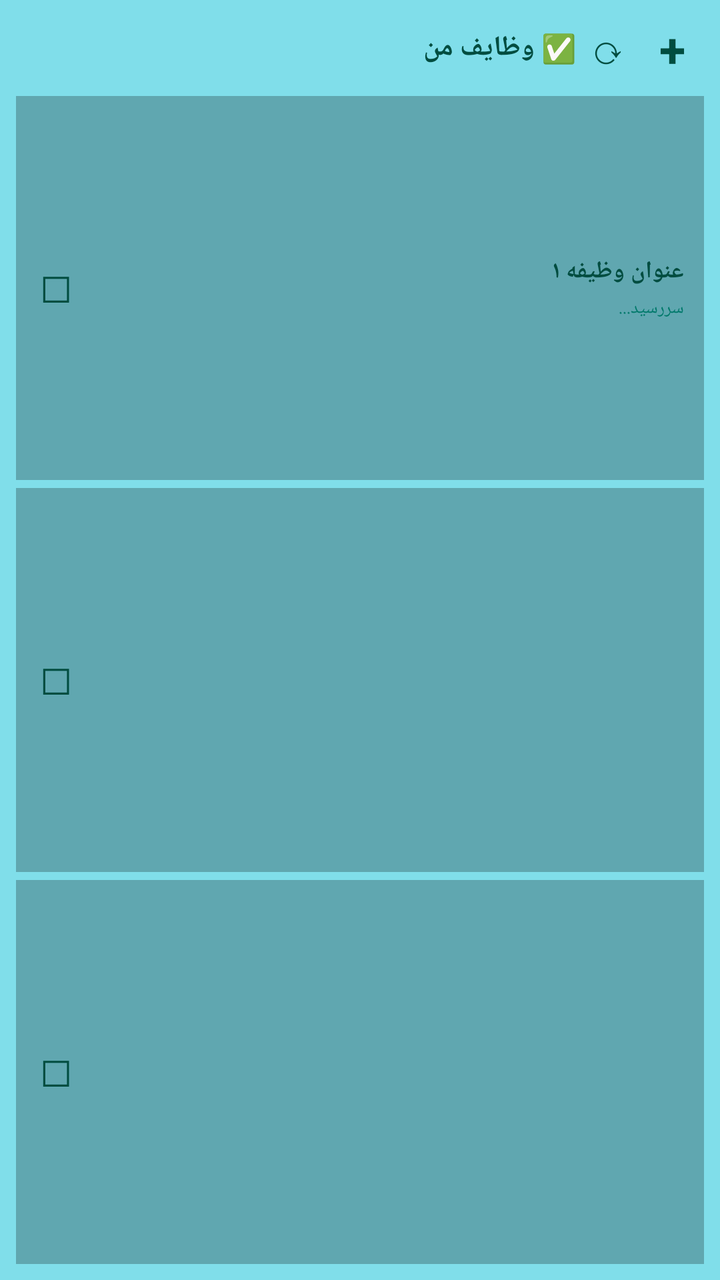
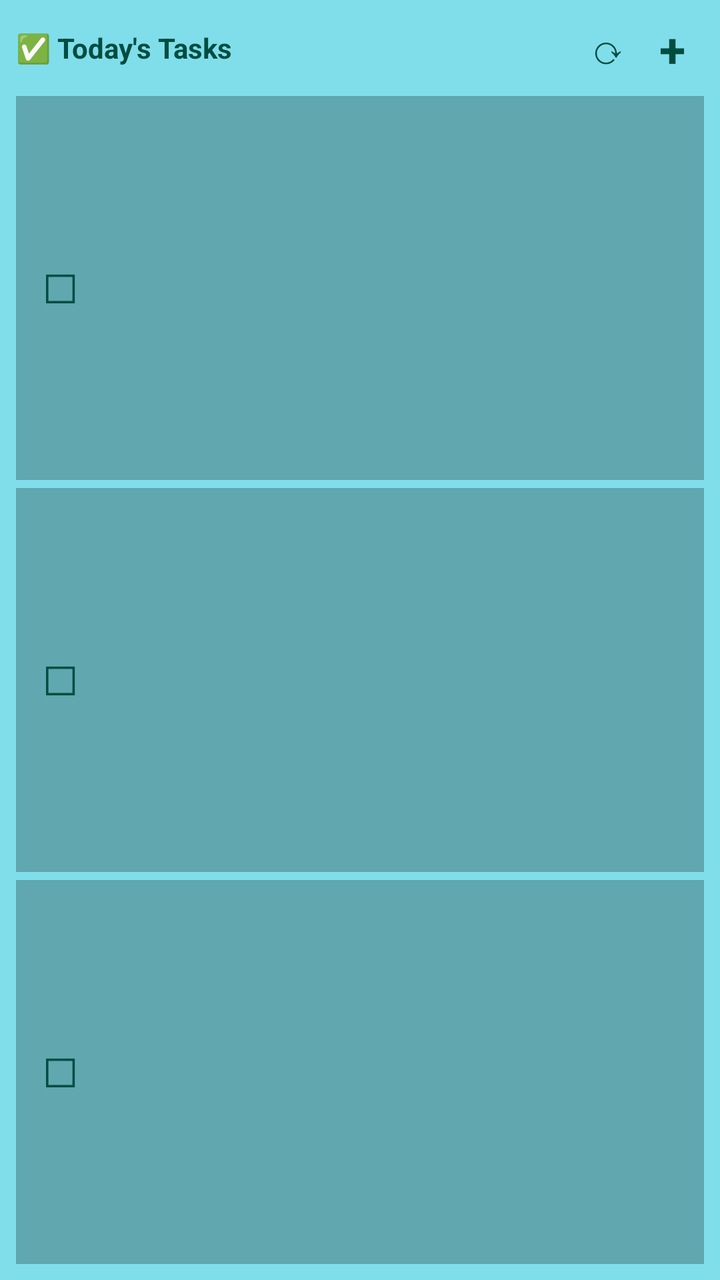

Before-and-after screenshots of an Android layout around one commit, followed by the original layout XML and the change that was made.
<!-- AndroidManifest.xml: application theme Theme.Yaddasht -->
<!-- res/layout/task_widget_layout.xml -->
<?xml version="1.0" encoding="utf-8"?>
<LinearLayout xmlns:android="http://schemas.android.com/apk/res/android"
    android:id="@+id/task_widget_root"
    android:layout_width="match_parent"
    android:layout_height="match_parent"
    android:orientation="vertical"
    android:background="#FF80DEEA"
    android:padding="8dp">

    <LinearLayout
        android:layout_width="match_parent"
        android:layout_height="wrap_content"
        android:orientation="horizontal"
        android:gravity="center_vertical"
        android:layout_marginBottom="8dp">
        <TextView android:id="@+id/task_widget_title" android:layout_width="0dp" android:layout_height="wrap_content" android:layout_weight="1" android:text="✅ وظایف من" android:textColor="#FF004D40" android:textSize="14sp" android:textStyle="bold" />
        <TextView android:id="@+id/task_refresh" android:layout_width="32dp" android:layout_height="32dp" android:text="⟳" android:textColor="#FF004D40" android:textSize="20sp" android:gravity="center" />
        <TextView android:id="@+id/task_add" android:layout_width="32dp" android:layout_height="32dp" android:text="+" android:textColor="#FF004D40" android:textSize="24sp" android:textStyle="bold" android:gravity="center" />
    </LinearLayout>

    <LinearLayout android:id="@+id/task_item_1" android:layout_width="match_parent" android:layout_height="0dp" android:layout_weight="1" android:orientation="horizontal" android:background="#40000000" android:padding="8dp" android:gravity="center_vertical" android:layout_marginBottom="4dp">
        <TextView android:id="@+id/task_check_1" android:layout_width="24dp" android:layout_height="24dp" android:text="☐" android:textColor="#FF004D40" android:textSize="18sp" android:gravity="center" />
        <LinearLayout android:layout_width="0dp" android:layout_height="wrap_content" android:layout_weight="1" android:orientation="vertical" android:layout_marginStart="6dp">
            <TextView android:id="@+id/task_title_1" android:layout_width="match_parent" android:layout_height="wrap_content" android:textColor="#FF004D40" android:textSize="12sp" android:textStyle="bold" android:maxLines="1" android:ellipsize="end" android:text="عنوان وظیفه ۱" />
            <TextView android:id="@+id/task_due_1" android:layout_width="match_parent" android:layout_height="wrap_content" android:textColor="#FF00796B" android:textSize="9sp" android:maxLines="1" android:ellipsize="end" android:layout_marginTop="4dp" android:text="سررسید..." />
        </LinearLayout>
        <TextView android:id="@+id/task_priority_1" android:layout_width="wrap_content" android:layout_height="wrap_content" android:textSize="14sp" android:layout_marginStart="2dp" />
    </LinearLayout>

    <LinearLayout android:id="@+id/task_item_2" android:layout_width="match_parent" android:layout_height="0dp" android:layout_weight="1" android:orientation="horizontal" android:background="#40000000" android:padding="8dp" android:gravity="center_vertical" android:layout_marginBottom="4dp">
        <TextView android:id="@+id/task_check_2" android:layout_width="24dp" android:layout_height="24dp" android:text="☐" android:textColor="#FF004D40" android:textSize="18sp" android:gravity="center" />
        <LinearLayout android:layout_width="0dp" android:layout_height="wrap_content" android:layout_weight="1" android:orientation="vertical" android:layout_marginStart="6dp">
            <TextView android:id="@+id/task_title_2" android:layout_width="match_parent" android:layout_height="wrap_content" android:textColor="#FF004D40" android:textSize="12sp" android:textStyle="bold" android:maxLines="1" android:ellipsize="end" />
            <TextView android:id="@+id/task_due_2" android:layout_width="match_parent" android:layout_height="wrap_content" android:textColor="#FF00796B" android:textSize="9sp" android:maxLines="1" android:ellipsize="end" android:layout_marginTop="4dp" />
        </LinearLayout>
        <TextView android:id="@+id/task_priority_2" android:layout_width="wrap_content" android:layout_height="wrap_content" android:textSize="14sp" android:layout_marginStart="2dp" />
    </LinearLayout>

    <LinearLayout android:id="@+id/task_item_3" android:layout_width="match_parent" android:layout_height="0dp" android:layout_weight="1" android:orientation="horizontal" android:background="#40000000" android:padding="8dp" android:gravity="center_vertical">
        <TextView android:id="@+id/task_check_3" android:layout_width="24dp" android:layout_height="24dp" android:text="☐" android:textColor="#FF004D40" android:textSize="18sp" android:gravity="center" />
        <LinearLayout android:layout_width="0dp" android:layout_height="wrap_content" android:layout_weight="1" android:orientation="vertical" android:layout_marginStart="6dp">
            <TextView android:id="@+id/task_title_3" android:layout_width="match_parent" android:layout_height="wrap_content" android:textColor="#FF004D40" android:textSize="12sp" android:textStyle="bold" android:maxLines="1" android:ellipsize="end" />
            <TextView android:id="@+id/task_due_3" android:layout_width="match_parent" android:layout_height="wrap_content" android:textColor="#FF00796B" android:textSize="9sp" android:maxLines="1" android:ellipsize="end" android:layout_marginTop="4dp" />
        </LinearLayout>
        <TextView android:id="@+id/task_priority_3" android:layout_width="wrap_content" android:layout_height="wrap_content" android:textSize="14sp" android:layout_marginStart="2dp" />
    </LinearLayout>
</LinearLayout>
<!-- resources referenced by this layout -->
<resources>
  <style name="Theme.Yaddasht" parent="android:Theme.Material.NoActionBar">
          <item name="android:windowBackground">@color/bg</item>
          <item name="android:statusBarColor">@color/bg</item>
          <item name="android:navigationBarColor">@color/bg</item>
      </style>
  <color name="bg">#123B33</color>
</resources>

<!-- the commit's change to res/layout/task_widget_layout.xml (unified diff, before → after) -->
@@ -13,35 +13,166 @@
         android:orientation="horizontal"
         android:gravity="center_vertical"
         android:layout_marginBottom="8dp">
-        <TextView android:id="@+id/task_widget_title" android:layout_width="0dp" android:layout_height="wrap_content" android:layout_weight="1" android:text="✅ وظایف من" android:textColor="#FF004D40" android:textSize="14sp" android:textStyle="bold" />
-        <TextView android:id="@+id/task_refresh" android:layout_width="32dp" android:layout_height="32dp" android:text="⟳" android:textColor="#FF004D40" android:textSize="20sp" android:gravity="center" />
-        <TextView android:id="@+id/task_add" android:layout_width="32dp" android:layout_height="32dp" android:text="+" android:textColor="#FF004D40" android:textSize="24sp" android:textStyle="bold" android:gravity="center" />
+        <TextView
+            android:id="@+id/task_widget_title"
+            android:layout_width="0dp"
+            android:layout_height="wrap_content"
+            android:layout_weight="1"
+            android:text="✅ Today's Tasks"
+            android:textColor="#FF004D40"
+            android:textSize="14sp"
+            android:textStyle="bold" />
+        <TextView
+            android:id="@+id/task_refresh"
+            android:layout_width="32dp"
+            android:layout_height="32dp"
+            android:text="⟳"
+            android:textColor="#FF004D40"
+            android:textSize="20sp"
+            android:gravity="center" />
+        <TextView
+            android:id="@+id/task_add"
+            android:layout_width="32dp"
+            android:layout_height="32dp"
+            android:text="+"
+            android:textColor="#FF004D40"
+            android:textSize="24sp"
+            android:textStyle="bold"
+            android:gravity="center" />
     </LinearLayout>
 
-    <LinearLayout android:id="@+id/task_item_1" android:layout_width="match_parent" android:layout_height="0dp" android:layout_weight="1" android:orientation="horizontal" android:background="#40000000" android:padding="8dp" android:gravity="center_vertical" android:layout_marginBottom="4dp">
-        <TextView android:id="@+id/task_check_1" android:layout_width="24dp" android:layout_height="24dp" android:text="☐" android:textColor="#FF004D40" android:textSize="18sp" android:gravity="center" />
-        <LinearLayout android:layout_width="0dp" android:layout_height="wrap_content" android:layout_weight="1" android:orientation="vertical" android:layout_marginStart="6dp">
-            <TextView android:id="@+id/task_title_1" android:layout_width="match_parent" android:layout_height="wrap_content" android:textColor="#FF004D40" android:textSize="12sp" android:textStyle="bold" android:maxLines="1" android:ellipsize="end" android:text="عنوان وظیفه ۱" />
-            <TextView android:id="@+id/task_due_1" android:layout_width="match_parent" android:layout_height="wrap_content" android:textColor="#FF00796B" android:textSize="9sp" android:maxLines="1" android:ellipsize="end" android:layout_marginTop="4dp" android:text="سررسید..." />
+    <LinearLayout
+        android:id="@+id/task_item_1"
+        android:layout_width="match_parent"
+        android:layout_height="0dp"
+        android:layout_weight="1"
+        android:orientation="horizontal"
+        android:background="#40000000"
+        android:padding="8dp"
+        android:gravity="center_vertical"
+        android:layout_marginBottom="4dp">
+        <TextView
+            android:id="@+id/task_check_1"
+            android:layout_width="28dp"
+            android:layout_height="28dp"
+            android:text="☐"
+            android:textColor="#FF004D40"
+            android:textSize="20sp"
+            android:gravity="center"
+            android:background="?android:attr/selectableItemBackgroundBorderless" />
+        <LinearLayout
+            android:layout_width="0dp"
+            android:layout_height="wrap_content"
+            android:layout_weight="1"
+            android:orientation="vertical"
+            android:layout_marginStart="8dp">
+            <TextView
+                android:id="@+id/task_title_1"
+                android:layout_width="match_parent"
+                android:layout_height="wrap_content"
+                android:textColor="#FF004D40"
+                android:textSize="13sp"
+                android:textStyle="bold"
+                android:maxLines="1"
+                android:ellipsize="end" />
+            <TextView
+                android:id="@+id/task_due_1"
+                android:layout_width="match_parent"
+                android:layout_height="wrap_content"
+                android:textColor="#FF00796B"
+                android:textSize="10sp"
+                android:maxLines="1"
+                android:ellipsize="end"
+                android:layout_marginTop="2dp" />
         </LinearLayout>
-        <TextView android:id="@+id/task_priority_1" android:layout_width="wrap_content" android:layout_height="wrap_content" android:textSize="14sp" android:layout_marginStart="2dp" />
     </LinearLayout>
 
-    <LinearLayout android:id="@+id/task_item_2" android:layout_width="match_parent" android:layout_height="0dp" android:layout_weight="1" android:orientation="horizontal" android:background="#40000000" android:padding="8dp" android:gravity="center_vertical" android:layout_marginBottom="4dp">
-        <TextView android:id="@+id/task_check_2" android:layout_width="24dp" android:layout_height="24dp" android:text="☐" android:textColor="#FF004D40" android:textSize="18sp" android:gravity="center" />
-        <LinearLayout android:layout_width="0dp" android:layout_height="wrap_content" android:layout_weight="1" android:orientation="vertical" android:layout_marginStart="6dp">
-            <TextView android:id="@+id/task_title_2" android:layout_width="match_parent" android:layout_height="wrap_content" android:textColor="#FF004D40" android:textSize="12sp" android:textStyle="bold" android:maxLines="1" android:ellipsize="end" />
-            <TextView android:id="@+id/task_due_2" android:layout_width="match_parent" android:layout_height="wrap_content" android:textColor="#FF00796B" android:textSize="9sp" android:maxLines="1" android:ellipsize="end" android:layout_marginTop="4dp" />
+    <LinearLayout
+        android:id="@+id/task_item_2"
+        android:layout_width="match_parent"
+        android:layout_height="0dp"
+        android:layout_weight="1"
+        android:orientation="horizontal"
+        android:background="#40000000"
+        android:padding="8dp"
+        android:gravity="center_vertical"
+        android:layout_marginBottom="4dp">
+        <TextView
+            android:id="@+id/task_check_2"
+            android:layout_width="28dp"
+            android:layout_height="28dp"
+            android:text="☐"
+            android:textColor="#FF004D40"
+            android:textSize="20sp"
+            android:gravity="center" />
+        <LinearLayout
+            android:layout_width="0dp"
+            android:layout_height="wrap_content"
+            android:layout_weight="1"
+            android:orientation="vertical"
+            android:layout_marginStart="8dp">
+            <TextView
+                android:id="@+id/task_title_2"
+                android:layout_width="match_parent"
+                android:layout_height="wrap_content"
+                android:textColor="#FF004D40"
+                android:textSize="13sp"
+                android:textStyle="bold"
+                android:maxLines="1"
+                android:ellipsize="end" />
+            <TextView
+                android:id="@+id/task_due_2"
+                android:layout_width="match_parent"
+                android:layout_height="wrap_content"
+                android:textColor="#FF00796B"
+                android:textSize="10sp"
+                android:maxLines="1"
+                android:ellipsize="end"
+                android:layout_marginTop="2dp" />
         </LinearLayout>
-        <TextView android:id="@+id/task_priority_2" android:layout_width="wrap_content" android:layout_height="wrap_content" android:textSize="14sp" android:layout_marginStart="2dp" />
     </LinearLayout>
 
-    <LinearLayout android:id="@+id/task_item_3" android:layout_width="match_parent" android:layout_height="0dp" android:layout_weight="1" android:orientation="horizontal" android:background="#40000000" android:padding="8dp" android:gravity="center_vertical">
-        <TextView android:id="@+id/task_check_3" android:layout_width="24dp" android:layout_height="24dp" android:text="☐" android:textColor="#FF004D40" android:textSize="18sp" android:gravity="center" />
-        <LinearLayout android:layout_width="0dp" android:layout_height="wrap_content" android:layout_weight="1" android:orientation="vertical" android:layout_marginStart="6dp">
-            <TextView android:id="@+id/task_title_3" android:layout_width="match_parent" android:layout_height="wrap_content" android:textColor="#FF004D40" android:textSize="12sp" android:textStyle="bold" android:maxLines="1" android:ellipsize="end" />
-            <TextView android:id="@+id/task_due_3" android:layout_width="match_parent" android:layout_height="wrap_content" android:textColor="#FF00796B" android:textSize="9sp" android:maxLines="1" android:ellipsize="end" android:layout_marginTop="4dp" />
+    <LinearLayout
+        android:id="@+id/task_item_3"
+        android:layout_width="match_parent"
+        android:layout_height="0dp"
+        android:layout_weight="1"
+        android:orientation="horizontal"
+        android:background="#40000000"
+        android:padding="8dp"
+        android:gravity="center_vertical">
+        <TextView
+            android:id="@+id/task_check_3"
+            android:layout_width="28dp"
+            android:layout_height="28dp"
+            android:text="☐"
+            android:textColor="#FF004D40"
+            android:textSize="20sp"
+            android:gravity="center" />
+        <LinearLayout
+            android:layout_width="0dp"
+            android:layout_height="wrap_content"
+            android:layout_weight="1"
+            android:orientation="vertical"
+            android:layout_marginStart="8dp">
+            <TextView
+                android:id="@+id/task_title_3"
+                android:layout_width="match_parent"
+                android:layout_height="wrap_content"
+                android:textColor="#FF004D40"
+                android:textSize="13sp"
+                android:textStyle="bold"
+                android:maxLines="1"
+                android:ellipsize="end" />
+            <TextView
+                android:id="@+id/task_due_3"
+                android:layout_width="match_parent"
+                android:layout_height="wrap_content"
+                android:textColor="#FF00796B"
+                android:textSize="10sp"
+                android:maxLines="1"
+                android:ellipsize="end"
+                android:layout_marginTop="2dp" />
         </LinearLayout>
-        <TextView android:id="@+id/task_priority_3" android:layout_width="wrap_content" android:layout_height="wrap_content" android:textSize="14sp" android:layout_marginStart="2dp" />
     </LinearLayout>
 </LinearLayout>
